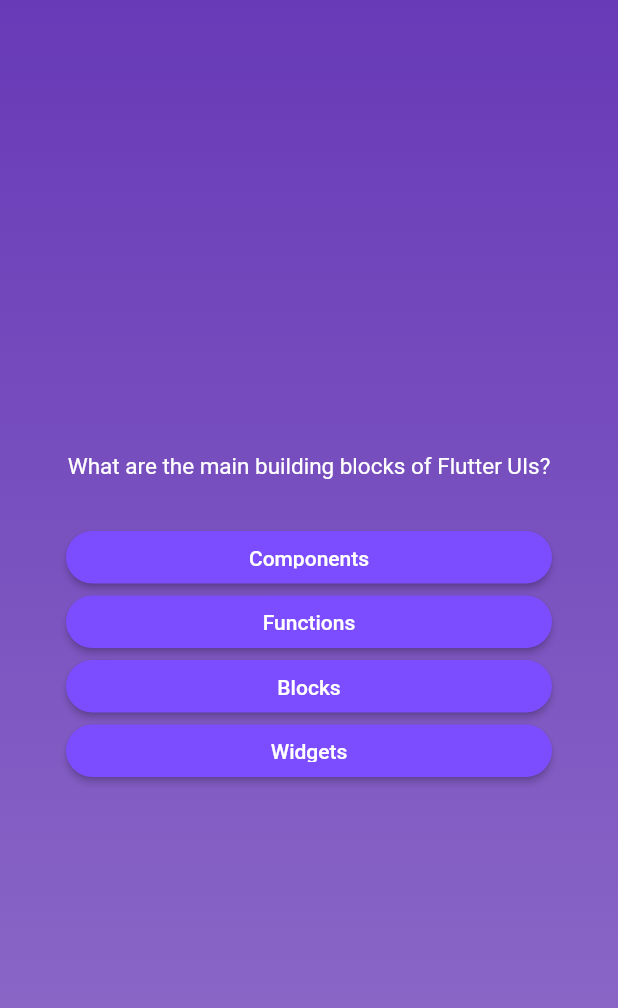
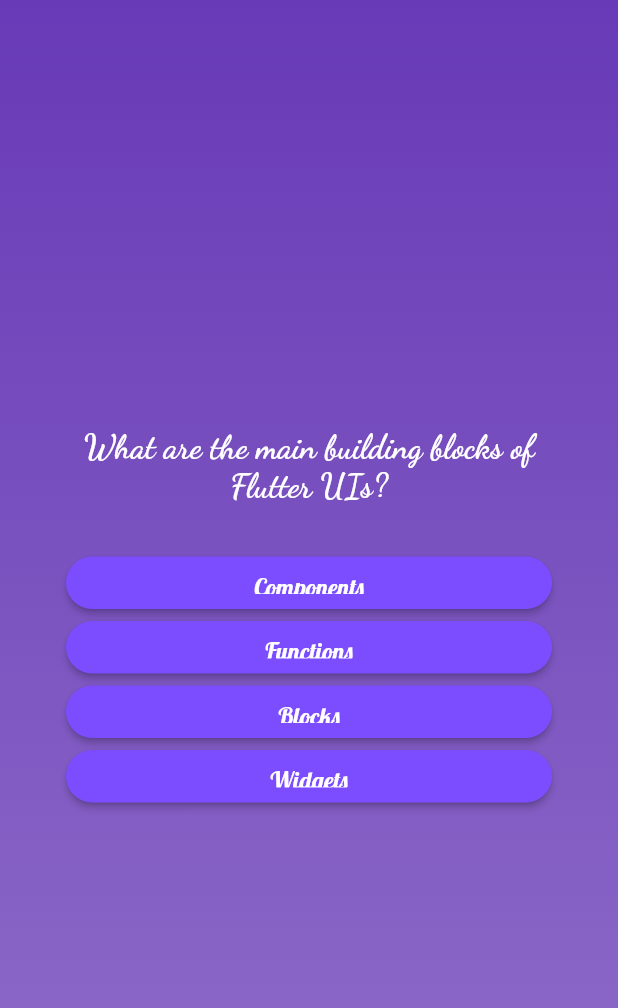
Before and after one commit to LearningAndDevelopment-Flutter/pnt_quiz, a Flutter app: the screen it shows after launch, after a tap on "Start Quiz", on a phone screen of 412 x 824 dp. Shown: the top 1008 px of the screen. Run offline on Flutter 3.47's test engine with Material 2 defaults, Android fonts, the light colour scheme and no system bars; our stand-ins replace google_fonts.

Commit message:
output result to the screen almost done

```diff
--- a/lib/answer_button.dart
+++ b/lib/answer_button.dart
@@ -1,4 +1,5 @@
 import 'package:flutter/material.dart';
+import 'package:google_fonts/google_fonts.dart';
 
 class AnswerButton extends StatelessWidget {
   const AnswerButton(this.answerText, this.onTap, {super.key});
@@ -21,7 +22,13 @@
               borderRadius: BorderRadius.circular(
             40,
           ))),
-      child: Text(answerText),
+      child: Text(
+        answerText,
+        style: GoogleFonts.lobster(
+          color: Colors.white,
+          fontSize: 16,
+        ),
+      ),
     );
   }
 }
--- a/lib/question_screen.dart
+++ b/lib/question_screen.dart
@@ -1,4 +1,5 @@
 import 'package:flutter/material.dart';
+import 'package:google_fonts/google_fonts.dart';
 import 'package:pnt_quiz/answer_button.dart';
 import 'package:pnt_quiz/data/question.dart';
 
@@ -30,9 +31,10 @@
           children: [
             Text(
               currentQuestion.question,
-              style: const TextStyle(
+              style: GoogleFonts.dancingScript(
                 color: Colors.white,
-                fontSize: 15,
+                fontSize: 22,
+                fontWeight: FontWeight.bold,
               ),
               textAlign: TextAlign.center,
             ),
--- a/lib/quiz.dart
+++ b/lib/quiz.dart
@@ -35,7 +35,6 @@
     if (selectedAnswers.length == questions.length) {
       setState(() {
         activeScreen = 'result_screen';
-        selectedAnswers = [];
       });
     }
   }
@@ -49,7 +48,9 @@
     }
 
     if (activeScreen == 'result_screen') {
-      screenWidget = ResultScreen();
+      screenWidget = ResultScreen(
+        chosenAnswers: selectedAnswers,
+      );
     }
 
     return MaterialApp(
```
Also changed, not shown: lib/question_summary.dart (added, +34 -0 lines), lib/result_screen.dart (+28 -3 lines).
